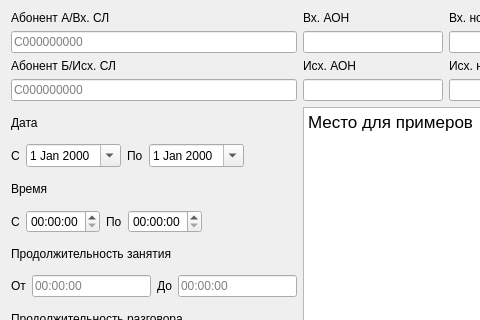
Above: filterdialog.ui from Genrikh302/MTA before the change; both pictures show x 0 to 480 and y 0 to 320 of the 600 by 421 pixel window. Below: the same form after it.
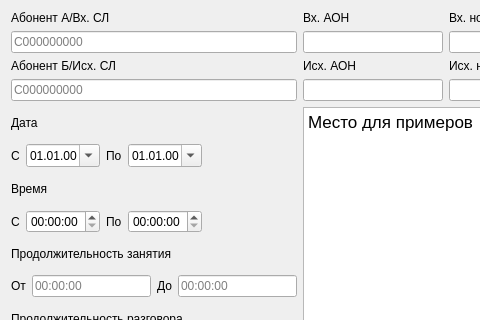
That is the form after the change.

```diff
--- a/filterdialog.ui
+++ b/filterdialog.ui
@@ -332,6 +332,9 @@
      </item>
      <item>
       <widget class="QDateEdit" name="datesince">
+       <property name="displayFormat">
+        <string>dd.MM.yy</string>
+       </property>
        <property name="calendarPopup">
         <bool>true</bool>
        </property>
@@ -346,6 +349,9 @@
      </item>
      <item>
       <widget class="QDateEdit" name="dateto">
+       <property name="displayFormat">
+        <string>dd.MM.yy</string>
+       </property>
        <property name="calendarPopup">
         <bool>true</bool>
        </property>
```
